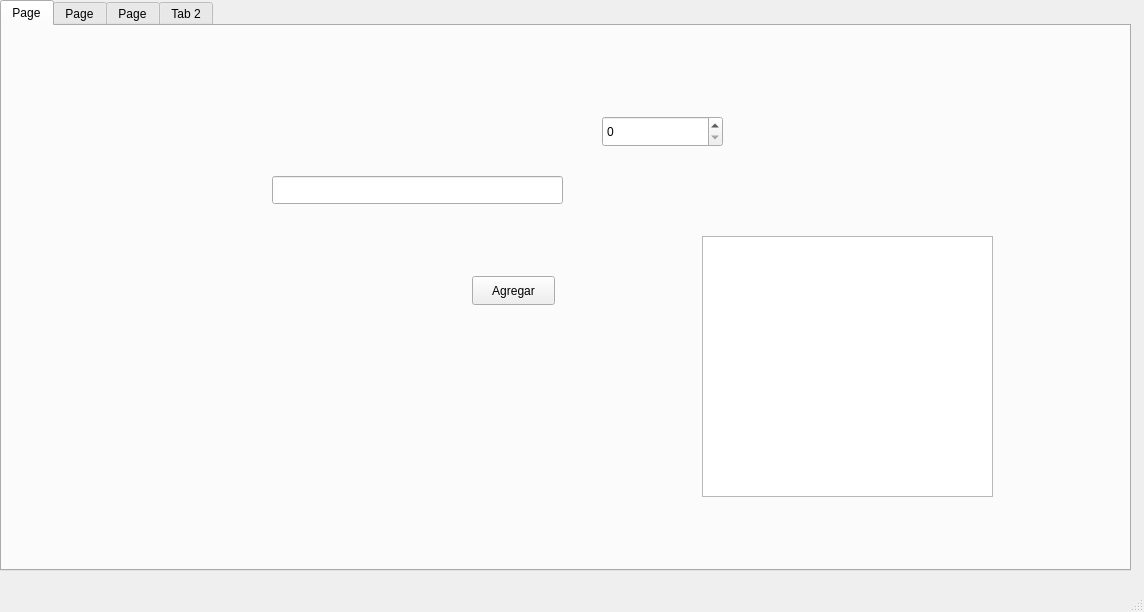
First picture: the form in Lab3_Progra3_JonnyGomez/cframe.ui, repository Alejandrocart4/Lab3_Programaci-n3_JonnyGomez-22311176, before the edit.
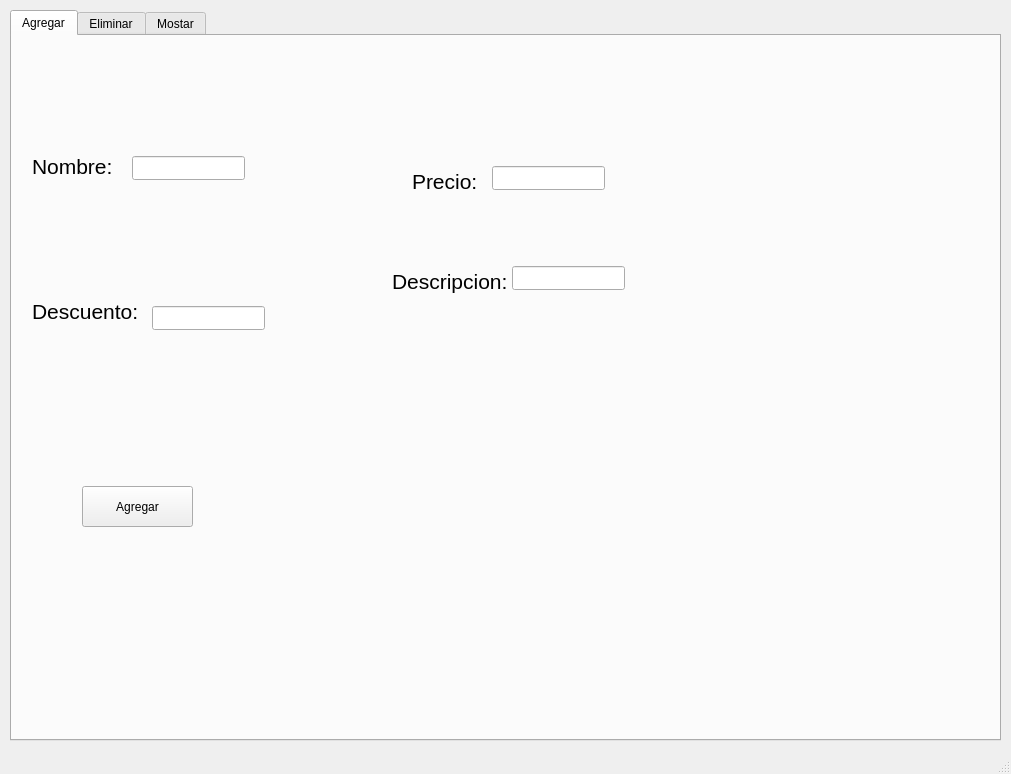
Second picture: the form after the edit.

Patch:
```diff
--- a/Lab3_Progra3_JonnyGomez/cframe.ui
+++ b/Lab3_Progra3_JonnyGomez/cframe.ui
@@ -6,8 +6,8 @@
    <rect>
     <x>0</x>
     <y>0</y>
-    <width>1144</width>
-    <height>612</height>
+    <width>1011</width>
+    <height>774</height>
    </rect>
   </property>
   <property name="windowTitle">
@@ -17,76 +17,153 @@
    <widget class="QTabWidget" name="tabWidget">
     <property name="geometry">
      <rect>
-      <x>0</x>
-      <y>0</y>
-      <width>1131</width>
-      <height>571</height>
+      <x>10</x>
+      <y>10</y>
+      <width>991</width>
+      <height>731</height>
      </rect>
     </property>
     <property name="currentIndex">
      <number>0</number>
     </property>
-    <widget class="QWidget" name="tab_3">
+    <widget class="QWidget" name="tab">
      <attribute name="title">
-      <string>Page</string>
+      <string>Agregar</string>
      </attribute>
-     <widget class="QPushButton" name="Agregar_Item">
+     <widget class="QLabel" name="label">
       <property name="geometry">
        <rect>
-        <x>470</x>
-        <y>250</y>
-        <width>83</width>
-        <height>29</height>
+        <x>20</x>
+        <y>120</y>
+        <width>111</width>
+        <height>21</height>
+       </rect>
+      </property>
+      <property name="font">
+       <font>
+        <pointsize>16</pointsize>
+       </font>
+      </property>
+      <property name="text">
+       <string>Nombre:</string>
+      </property>
+     </widget>
+     <widget class="QLabel" name="label_2">
+      <property name="geometry">
+       <rect>
+        <x>20</x>
+        <y>260</y>
+        <width>131</width>
+        <height>31</height>
+       </rect>
+      </property>
+      <property name="font">
+       <font>
+        <pointsize>16</pointsize>
+       </font>
+      </property>
+      <property name="text">
+       <string>Descuento:</string>
+      </property>
+     </widget>
+     <widget class="QLabel" name="label_3">
+      <property name="geometry">
+       <rect>
+        <x>400</x>
+        <y>130</y>
+        <width>111</width>
+        <height>31</height>
+       </rect>
+      </property>
+      <property name="font">
+       <font>
+        <pointsize>16</pointsize>
+       </font>
+      </property>
+      <property name="text">
+       <string>Precio:</string>
+      </property>
+     </widget>
+     <widget class="QLabel" name="label_4">
+      <property name="geometry">
+       <rect>
+        <x>380</x>
+        <y>230</y>
+        <width>131</width>
+        <height>31</height>
+       </rect>
+      </property>
+      <property name="font">
+       <font>
+        <pointsize>16</pointsize>
+       </font>
+      </property>
+      <property name="text">
+       <string>Descripcion:</string>
+      </property>
+     </widget>
+     <widget class="QLineEdit" name="nombreProducto">
+      <property name="geometry">
+       <rect>
+        <x>120</x>
+        <y>120</y>
+        <width>113</width>
+        <height>24</height>
+       </rect>
+      </property>
+     </widget>
+     <widget class="QLineEdit" name="descProducto">
+      <property name="geometry">
+       <rect>
+        <x>140</x>
+        <y>270</y>
+        <width>113</width>
+        <height>24</height>
+       </rect>
+      </property>
+     </widget>
+     <widget class="QLineEdit" name="precioProducto">
+      <property name="geometry">
+       <rect>
+        <x>480</x>
+        <y>130</y>
+        <width>113</width>
+        <height>24</height>
+       </rect>
+      </property>
+     </widget>
+     <widget class="QLineEdit" name="descripcion">
+      <property name="geometry">
+       <rect>
+        <x>500</x>
+        <y>230</y>
+        <width>113</width>
+        <height>24</height>
+       </rect>
+      </property>
+     </widget>
+     <widget class="QPushButton" name="AggBtn">
+      <property name="geometry">
+       <rect>
+        <x>70</x>
+        <y>450</y>
+        <width>111</width>
+        <height>41</height>
        </rect>
       </property>
       <property name="text">
        <string>Agregar</string>
       </property>
      </widget>
-     <widget class="QLineEdit" name="LE_Item">
-      <property name="geometry">
-       <rect>
-        <x>270</x>
-        <y>150</y>
-        <width>291</width>
-        <height>28</height>
-       </rect>
-      </property>
-     </widget>
-     <widget class="QTextEdit" name="mostrar_item">
-      <property name="geometry">
-       <rect>
-        <x>700</x>
-        <y>210</y>
-        <width>291</width>
-        <height>261</height>
-       </rect>
-      </property>
-     </widget>
-     <widget class="QSpinBox" name="Sb_cant_items">
-      <property name="geometry">
-       <rect>
-        <x>600</x>
-        <y>90</y>
-        <width>121</width>
-        <height>31</height>
-       </rect>
-      </property>
-     </widget>
-    </widget>
-    <widget class="QWidget" name="tab_4">
-     <attribute name="title">
-      <string>Page</string>
-     </attribute>
-    </widget>
-    <widget class="QWidget" name="tab_5">
-     <attribute name="title">
-      <string>Page</string>
-     </attribute>
     </widget>
     <widget class="QWidget" name="tab_2">
      <attribute name="title">
-      <string>Tab 2</string>
+      <string>Eliminar</string>
+     </attribute>
+    </widget>
+    <widget class="QWidget" name="tab_3">
+     <attribute name="title">
+      <string>Mostar</string>
      </attribute>
     </widget>
    </widget>
```
Left out of the diff: 4 changed lines with no effect on the pictures.
